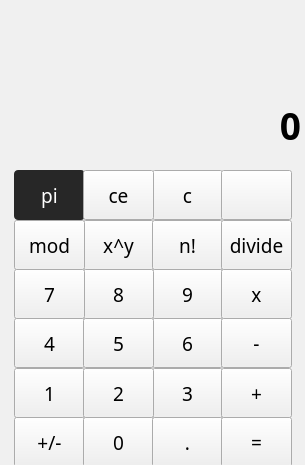
This is QtCPPCalculator/QtCPPCalculator.ui in fonzy1243/QtCPPCalculator as Qt 5 draws it before an edit. The edited form follows.
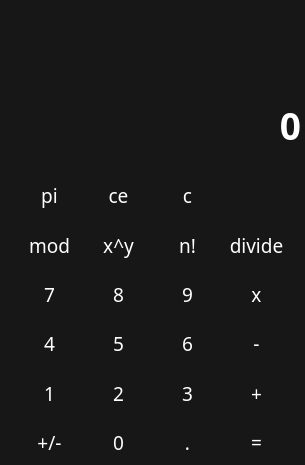
This is the edited form. Icons and pictures are not drawn.

Commit message: made button stylesheet apply to all

Diff of the .ui file:
```diff
--- a/QtCPPCalculator/QtCPPCalculator.ui
+++ b/QtCPPCalculator/QtCPPCalculator.ui
@@ -30,201 +30,9 @@
   </property>
   <property name="palette">
    <palette>
-    <active>
-     <colorrole role="WindowText">
-      <brush brushstyle="SolidPattern">
-       <color alpha="255">
-        <red>243</red>
-        <green>243</green>
-        <blue>243</blue>
-       </color>
-      </brush>
-     </colorrole>
-     <colorrole role="Button">
-      <brush brushstyle="SolidPattern">
-       <color alpha="255">
-        <red>39</red>
-        <green>39</green>
-        <blue>39</blue>
-       </color>
-      </brush>
-     </colorrole>
-     <colorrole role="Midlight">
-      <brush brushstyle="SolidPattern">
-       <color alpha="255">
-        <red>39</red>
-        <green>39</green>
-        <blue>39</blue>
-       </color>
-      </brush>
-     </colorrole>
-     <colorrole role="Text">
-      <brush brushstyle="SolidPattern">
-       <color alpha="255">
-        <red>243</red>
-        <green>243</green>
-        <blue>243</blue>
-       </color>
-      </brush>
-     </colorrole>
-     <colorrole role="ButtonText">
-      <brush brushstyle="SolidPattern">
-       <color alpha="255">
-        <red>243</red>
-        <green>243</green>
-        <blue>243</blue>
-       </color>
-      </brush>
-     </colorrole>
-     <colorrole role="Base">
-      <brush brushstyle="SolidPattern">
-       <color alpha="255">
-        <red>39</red>
-        <green>39</green>
-        <blue>39</blue>
-       </color>
-      </brush>
-     </colorrole>
-     <colorrole role="Window">
-      <brush brushstyle="SolidPattern">
-       <color alpha="255">
-        <red>32</red>
-        <green>32</green>
-        <blue>32</blue>
-       </color>
-      </brush>
-     </colorrole>
-    </active>
-    <inactive>
-     <colorrole role="WindowText">
-      <brush brushstyle="SolidPattern">
-       <color alpha="255">
-        <red>0</red>
-        <green>0</green>
-        <blue>0</blue>
-       </color>
-      </brush>
-     </colorrole>
-     <colorrole role="Button">
-      <brush brushstyle="SolidPattern">
-       <color alpha="255">
-        <red>240</red>
-        <green>240</green>
-        <blue>240</blue>
-       </color>
-      </brush>
-     </colorrole>
-     <colorrole role="Midlight">
-      <brush brushstyle="SolidPattern">
-       <color alpha="255">
-        <red>227</red>
-        <green>227</green>
-        <blue>227</blue>
-       </color>
-      </brush>
-     </colorrole>
-     <colorrole role="Text">
-      <brush brushstyle="SolidPattern">
-       <color alpha="255">
-        <red>0</red>
-        <green>0</green>
-        <blue>0</blue>
-       </color>
-      </brush>
-     </colorrole>
-     <colorrole role="ButtonText">
-      <brush brushstyle="SolidPattern">
-       <color alpha="255">
-        <red>0</red>
-        <green>0</green>
-        <blue>0</blue>
-       </color>
-      </brush>
-     </colorrole>
-     <colorrole role="Base">
-      <brush brushstyle="SolidPattern">
-       <color alpha="255">
-        <red>255</red>
-        <green>255</green>
-        <blue>255</blue>
-       </color>
-      </brush>
-     </colorrole>
-     <colorrole role="Window">
-      <brush brushstyle="SolidPattern">
-       <color alpha="255">
-        <red>240</red>
-        <green>240</green>
-        <blue>240</blue>
-       </color>
-      </brush>
-     </colorrole>
-    </inactive>
-    <disabled>
-     <colorrole role="WindowText">
-      <brush brushstyle="SolidPattern">
-       <color alpha="255">
-        <red>120</red>
-        <green>120</green>
-        <blue>120</blue>
-       </color>
-      </brush>
-     </colorrole>
-     <colorrole role="Button">
-      <brush brushstyle="SolidPattern">
-       <color alpha="255">
-        <red>39</red>
-        <green>39</green>
-        <blue>39</blue>
-       </color>
-      </brush>
-     </colorrole>
-     <colorrole role="Midlight">
-      <brush brushstyle="SolidPattern">
-       <color alpha="255">
-        <red>39</red>
-        <green>39</green>
-        <blue>39</blue>
-       </color>
-      </brush>
-     </colorrole>
-     <colorrole role="Text">
-      <brush brushstyle="SolidPattern">
-       <color alpha="255">
-        <red>120</red>
-        <green>120</green>
-        <blue>120</blue>
-       </color>
-      </brush>
-     </colorrole>
-     <colorrole role="ButtonText">
-      <brush brushstyle="SolidPattern">
-       <color alpha="255">
-        <red>120</red>
-        <green>120</green>
-        <blue>120</blue>
-       </color>
-      </brush>
-     </colorrole>
-     <colorrole role="Base">
-      <brush brushstyle="SolidPattern">
-       <color alpha="255">
-        <red>32</red>
-        <green>32</green>
-        <blue>32</blue>
-       </color>
-      </brush>
-     </colorrole>
-     <colorrole role="Window">
-      <brush brushstyle="SolidPattern">
-       <color alpha="255">
-        <red>32</red>
-        <green>32</green>
-        <blue>32</blue>
-       </color>
-      </brush>
-     </colorrole>
-    </disabled>
+    <active/>
+    <inactive/>
+    <disabled/>
    </palette>
   </property>
   <property name="windowTitle">
@@ -245,14 +53,118 @@
   <widget class="QWidget" name="centralWidget">
    <property name="palette">
     <palette>
-     <active/>
-     <inactive/>
-     <disabled/>
+     <active>
+      <colorrole role="Button">
+       <brush brushstyle="SolidPattern">
+        <color alpha="255">
+         <red>23</red>
+         <green>23</green>
+         <blue>23</blue>
+        </color>
+       </brush>
+      </colorrole>
+      <colorrole role="Base">
+       <brush brushstyle="SolidPattern">
+        <color alpha="255">
+         <red>23</red>
+         <green>23</green>
+         <blue>23</blue>
+        </color>
+       </brush>
+      </colorrole>
+      <colorrole role="Window">
+       <brush brushstyle="SolidPattern">
+        <color alpha="255">
+         <red>23</red>
+         <green>23</green>
+         <blue>23</blue>
+        </color>
+       </brush>
+      </colorrole>
+     </active>
+     <inactive>
+      <colorrole role="Button">
+       <brush brushstyle="SolidPattern">
+        <color alpha="255">
+         <red>23</red>
+         <green>23</green>
+         <blue>23</blue>
+        </color>
+       </brush>
+      </colorrole>
+      <colorrole role="Base">
+       <brush brushstyle="SolidPattern">
+        <color alpha="255">
+         <red>23</red>
+         <green>23</green>
+         <blue>23</blue>
+        </color>
+       </brush>
+      </colorrole>
+      <colorrole role="Window">
+       <brush brushstyle="SolidPattern">
+        <color alpha="255">
+         <red>23</red>
+         <green>23</green>
+         <blue>23</blue>
+        </color>
+       </brush>
+      </colorrole>
+     </inactive>
+     <disabled>
+      <colorrole role="Button">
+       <brush brushstyle="SolidPattern">
+        <color alpha="255">
+         <red>23</red>
+         <green>23</green>
+         <blue>23</blue>
+        </color>
+       </brush>
+      </colorrole>
+      <colorrole role="Base">
+       <brush brushstyle="SolidPattern">
+        <color alpha="255">
+         <red>23</red>
+         <green>23</green>
+         <blue>23</blue>
+        </color>
+       </brush>
+      </colorrole>
+      <colorrole role="Window">
+       <brush brushstyle="SolidPattern">
+        <color alpha="255">
+         <red>23</red>
+         <green>23</green>
+         <blue>23</blue>
+        </color>
+       </brush>
+      </colorrole>
+     </disabled>
     </palette>
    </property>
    <property name="autoFillBackground">
     <bool>false</bool>
    </property>
+   <property name="styleSheet">
+    <string notr="true">QPushButton {
+	background: rgb(39, 39, 39);
+	color: white;
+	border-radius: 4px;
+	transition: background 0.2s;
+}
+
+QPushButton:hover {
+	background: rgb(51, 51, 51);
+}
+
+QPushButton:pressed {
+	background: rgb(62, 62, 62);
+}
+
+QWidget {
+	background: rgb(23, 23, 23);
+}</string>
+   </property>
    <widget class="QLabel" name="displayField">
     <property name="geometry">
      <rect>
@@ -265,6 +177,33 @@
     <property name="palette">
      <palette>
       <active>
+       <colorrole role="WindowText">
+        <brush brushstyle="SolidPattern">
+         <color alpha="255">
+          <red>255</red>
+          <green>255</green>
+          <blue>255</blue>
+         </color>
+        </brush>
+       </colorrole>
+       <colorrole role="Text">
+        <brush brushstyle="SolidPattern">
+         <color alpha="255">
+          <red>255</red>
+          <green>255</green>
+          <blue>255</blue>
+         </color>
+        </brush>
+       </colorrole>
+       <colorrole role="ButtonText">
+        <brush brushstyle="SolidPattern">
+         <color alpha="255">
+          <red>255</red>
+          <green>255</green>
+          <blue>255</blue>
+         </color>
+        </brush>
+       </colorrole>
        <colorrole role="Window">
         <brush brushstyle="SolidPattern">
          <color alpha="255">
@@ -274,8 +213,44 @@
          </color>
         </brush>
        </colorrole>
+       <colorrole role="PlaceholderText">
+        <brush brushstyle="SolidPattern">
+         <color alpha="255">
+          <red>255</red>
+          <green>255</green>
+          <blue>255</blue>
+         </color>
+        </brush>
+       </colorrole>
       </active>
       <inactive>
+       <colorrole role="WindowText">
+        <brush brushstyle="SolidPattern">
+         <color alpha="255">
+          <red>255</red>
+          <green>255</green>
+          <blue>255</blue>
+         </color>
+        </brush>
+       </colorrole>
+       <colorrole role="Text">
+        <brush brushstyle="SolidPattern">
+         <color alpha="255">
+          <red>255</red>
+          <green>255</green>
+          <blue>255</blue>
+         </color>
+        </brush>
+       </colorrole>
+       <colorrole role="ButtonText">
+        <brush brushstyle="SolidPattern">
+         <color alpha="255">
+          <red>255</red>
+          <green>255</green>
+          <blue>255</blue>
+         </color>
+        </brush>
+       </colorrole>
        <colorrole role="Window">
         <brush brushstyle="SolidPattern">
          <color alpha="255">
@@ -285,8 +260,44 @@
          </color>
         </brush>
        </colorrole>
+       <colorrole role="PlaceholderText">
+        <brush brushstyle="SolidPattern">
+         <color alpha="255">
+          <red>255</red>
+          <green>255</green>
+          <blue>255</blue>
+         </color>
+        </brush>
+       </colorrole>
       </inactive>
       <disabled>
+       <colorrole role="WindowText">
+        <brush brushstyle="SolidPattern">
+         <color alpha="255">
+          <red>255</red>
+          <green>255</green>
+          <blue>255</blue>
+         </color>
+        </brush>
+       </colorrole>
+       <colorrole role="Text">
+        <brush brushstyle="SolidPattern">
+         <color alpha="255">
+          <red>255</red>
+          <green>255</green>
+          <blue>255</blue>
+         </color>
+        </brush>
+       </colorrole>
+       <colorrole role="ButtonText">
+        <brush brushstyle="SolidPattern">
+         <color alpha="255">
+          <red>255</red>
+          <green>255</green>
+          <blue>255</blue>
+         </color>
+        </brush>
+       </colorrole>
        <colorrole role="Window">
         <brush brushstyle="SolidPattern">
          <color alpha="255">
@@ -296,6 +307,15 @@
          </color>
         </brush>
        </colorrole>
+       <colorrole role="PlaceholderText">
+        <brush brushstyle="SolidPattern">
+         <color alpha="255">
+          <red>255</red>
+          <green>255</green>
+          <blue>255</blue>
+         </color>
+        </brush>
+       </colorrole>
       </disabled>
      </palette>
     </property>
@@ -307,7 +327,10 @@
      </font>
     </property>
     <property name="styleSheet">
-     <string notr="true"/>
+     <string notr="true">QLabel {
+	color: white;
+	background: none;
+}</string>
     </property>
     <property name="text">
      <string>0</string>
@@ -492,20 +515,7 @@
         <bool>false</bool>
        </property>
        <property name="styleSheet">
-        <string notr="true">QPushButton {
-	background: rgb(39, 39, 39);
-	color: white;
-	border-radius: 4px;
-	transition: background 0.2s;
-}
-
-QPushButton:hover {
-	background: rgb(51, 51, 51);
-}
-
-QPushButton:pressed {
-	background: rgb(62, 62, 62);
-}</string>
+        <string notr="true"/>
        </property>
        <property name="text">
         <string>pi</string>
@@ -711,6 +721,15 @@
             </color>
            </brush>
           </colorrole>
+          <colorrole role="Button">
+           <brush brushstyle="SolidPattern">
+            <color alpha="255">
+             <red>23</red>
+             <green>23</green>
+             <blue>23</blue>
+            </color>
+           </brush>
+          </colorrole>
           <colorrole role="Light">
            <brush brushstyle="SolidPattern">
             <color alpha="255">
@@ -720,6 +739,42 @@
             </color>
            </brush>
           </colorrole>
+          <colorrole role="Text">
+           <brush brushstyle="SolidPattern">
+            <color alpha="255">
+             <red>255</red>
+             <green>255</green>
+             <blue>255</blue>
+            </color>
+           </brush>
+          </colorrole>
+          <colorrole role="ButtonText">
+           <brush brushstyle="SolidPattern">
+            <color alpha="255">
+             <red>255</red>
+             <green>255</green>
+             <blue>255</blue>
+            </color>
+           </brush>
+          </colorrole>
+          <colorrole role="Base">
+           <brush brushstyle="SolidPattern">
+            <color alpha="255">
+             <red>23</red>
+             <green>23</green>
+             <blue>23</blue>
+            </color>
+           </brush>
+          </colorrole>
+          <colorrole role="Window">
+           <brush brushstyle="SolidPattern">
+            <color alpha="255">
+             <red>23</red>
+             <green>23</green>
+             <blue>23</blue>
+            </color>
+           </brush>
+          </colorrole>
           <colorrole role="AlternateBase">
            <brush brushstyle="SolidPattern">
             <color alpha="255">
@@ -738,14 +793,32 @@
             </color>
            </brush>
           </colorrole>
+          <colorrole role="PlaceholderText">
+           <brush brushstyle="SolidPattern">
+            <color alpha="255">
+             <red>255</red>
+             <green>255</green>
+             <blue>255</blue>
+            </color>
+           </brush>
+          </colorrole>
          </active>
          <inactive>
           <colorrole role="WindowText">
            <brush brushstyle="SolidPattern">
             <color alpha="255">
-             <red>0</red>
-             <green>0</green>
-             <blue>0</blue>
+             <red>255</red>
+             <green>255</green>
+             <blue>255</blue>
+            </color>
+           </brush>
+          </colorrole>
+          <colorrole role="Button">
+           <brush brushstyle="SolidPattern">
+            <color alpha="255">
+             <red>23</red>
+             <green>23</green>
+             <blue>23</blue>
             </color>
            </brush>
           </colorrole>
@@ -758,6 +831,42 @@
             </color>
            </brush>
           </colorrole>
+          <colorrole role="Text">
+           <brush brushstyle="SolidPattern">
+            <color alpha="255">
+             <red>255</red>
+             <green>255</green>
+             <blue>255</blue>
+            </color>
+           </brush>
+          </colorrole>
+          <colorrole role="ButtonText">
+           <brush brushstyle="SolidPattern">
+            <color alpha="255">
+             <red>255</red>
+             <green>255</green>
+             <blue>255</blue>
+            </color>
+           </brush>
+          </colorrole>
+          <colorrole role="Base">
+           <brush brushstyle="SolidPattern">
+            <color alpha="255">
+             <red>23</red>
+             <green>23</green>
+             <blue>23</blue>
+            </color>
+           </brush>
+          </colorrole>
+          <colorrole role="Window">
+           <brush brushstyle="SolidPattern">
+            <color alpha="255">
+             <red>23</red>
+             <green>23</green>
+             <blue>23</blue>
+            </color>
+           </brush>
+          </colorrole>
           <colorrole role="AlternateBase">
            <brush brushstyle="SolidPattern">
             <color alpha="255">
@@ -776,14 +885,32 @@
             </color>
            </brush>
           </colorrole>
+          <colorrole role="PlaceholderText">
+           <brush brushstyle="SolidPattern">
+            <color alpha="255">
+             <red>255</red>
+             <green>255</green>
+             <blue>255</blue>
+            </color>
+           </brush>
+          </colorrole>
          </inactive>
          <disabled>
           <colorrole role="WindowText">
            <brush brushstyle="SolidPattern">
             <color alpha="255">
-             <red>39</red>
-             <green>39</green>
-             <blue>39</blue>
+             <red>255</red>
+             <green>255</green>
+             <blue>255</blue>
+            </color>
+           </brush>
+          </colorrole>
+          <colorrole role="Button">
+           <brush brushstyle="SolidPattern">
+            <color alpha="255">
+             <red>23</red>
+             <green>23</green>
+             <blue>23</blue>
             </color>
            </brush>
           </colorrole>
@@ -796,6 +923,42 @@
             </color>
            </brush>
           </colorrole>
+          <colorrole role="Text">
+           <brush brushstyle="SolidPattern">
+            <color alpha="255">
+             <red>255</red>
+             <green>255</green>
+             <blue>255</blue>
+            </color>
+           </brush>
+          </colorrole>
+          <colorrole role="ButtonText">
+           <brush brushstyle="SolidPattern">
+            <color alpha="255">
+             <red>255</red>
+             <green>255</green>
+             <blue>255</blue>
+            </color>
+           </brush>
+          </colorrole>
+          <colorrole role="Base">
+           <brush brushstyle="SolidPattern">
+            <color alpha="255">
+             <red>23</red>
+             <green>23</green>
+             <blue>23</blue>
+            </color>
+           </brush>
+          </colorrole>
+          <colorrole role="Window">
+           <brush brushstyle="SolidPattern">
+            <color alpha="255">
+             <red>23</red>
+             <green>23</green>
+             <blue>23</blue>
+            </color>
+           </brush>
+          </colorrole>
           <colorrole role="AlternateBase">
            <brush brushstyle="SolidPattern">
             <color alpha="255">
@@ -814,6 +977,15 @@
             </color>
            </brush>
           </colorrole>
+          <colorrole role="PlaceholderText">
+           <brush brushstyle="SolidPattern">
+            <color alpha="255">
+             <red>255</red>
+             <green>255</green>
+             <blue>255</blue>
+            </color>
+           </brush>
+          </colorrole>
          </disabled>
         </palette>
        </property>
```
